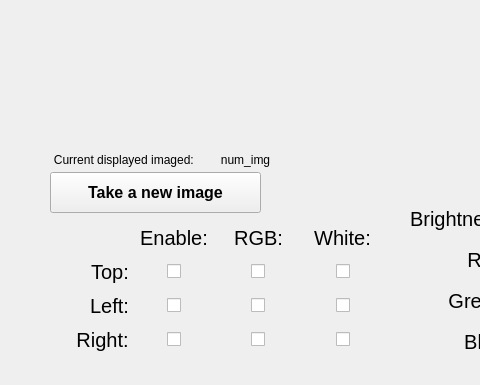
The window that form.ui (mblui/RaspberryFiles) describes before a commit, drawn with Qt 5; both pictures show x 0 to 480 and y 198 to 583 of the 827 by 583 pixel window.
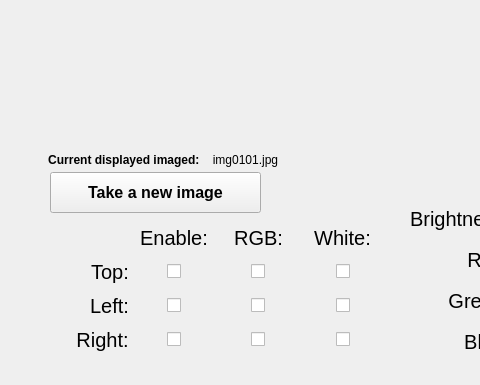
The same window after the commit. Icons and pictures are not drawn.

```diff
--- a/form.ui
+++ b/form.ui
@@ -95,14 +95,14 @@
   <widget class="QLabel" name="num_img">
    <property name="geometry">
     <rect>
-     <x>190</x>
+     <x>200</x>
      <y>350</y>
-     <width>111</width>
+     <width>91</width>
      <height>16</height>
     </rect>
    </property>
    <property name="text">
-    <string>num_img</string>
+    <string>img0101.jpg</string>
    </property>
    <property name="textFormat">
     <enum>Qt::RichText</enum>
@@ -120,6 +120,11 @@
      <height>16</height>
     </rect>
    </property>
+   <property name="font">
+    <font>
+     <bold>true</bold>
+    </font>
+   </property>
    <property name="text">
     <string>Current displayed imaged: </string>
    </property>
```
